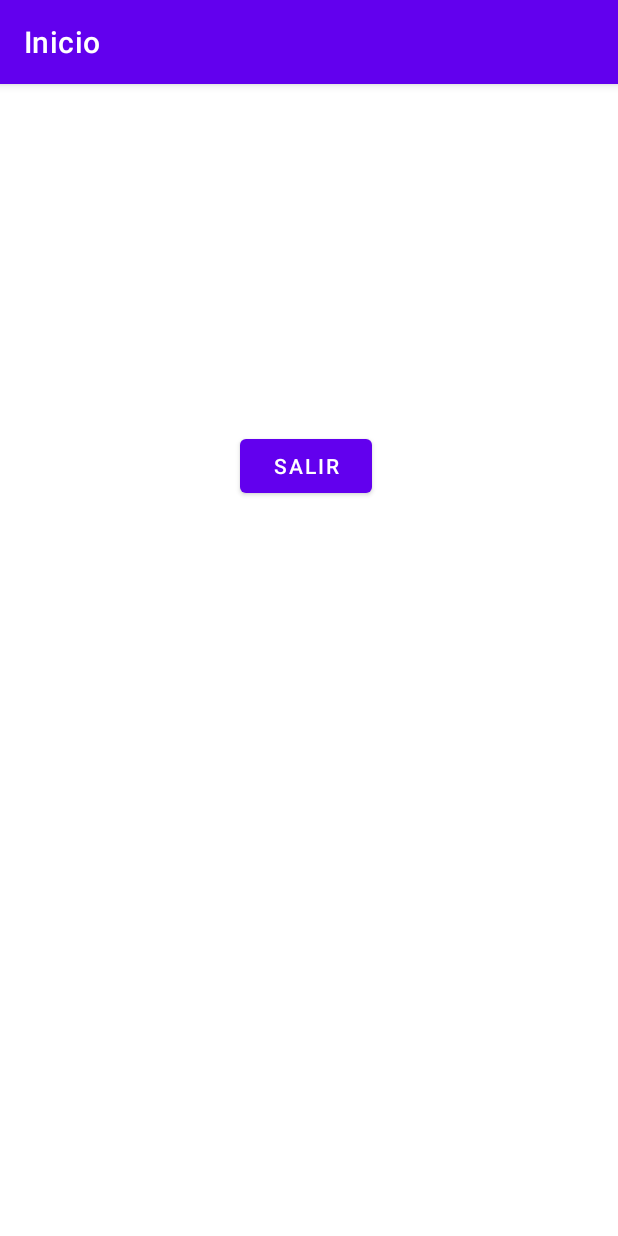
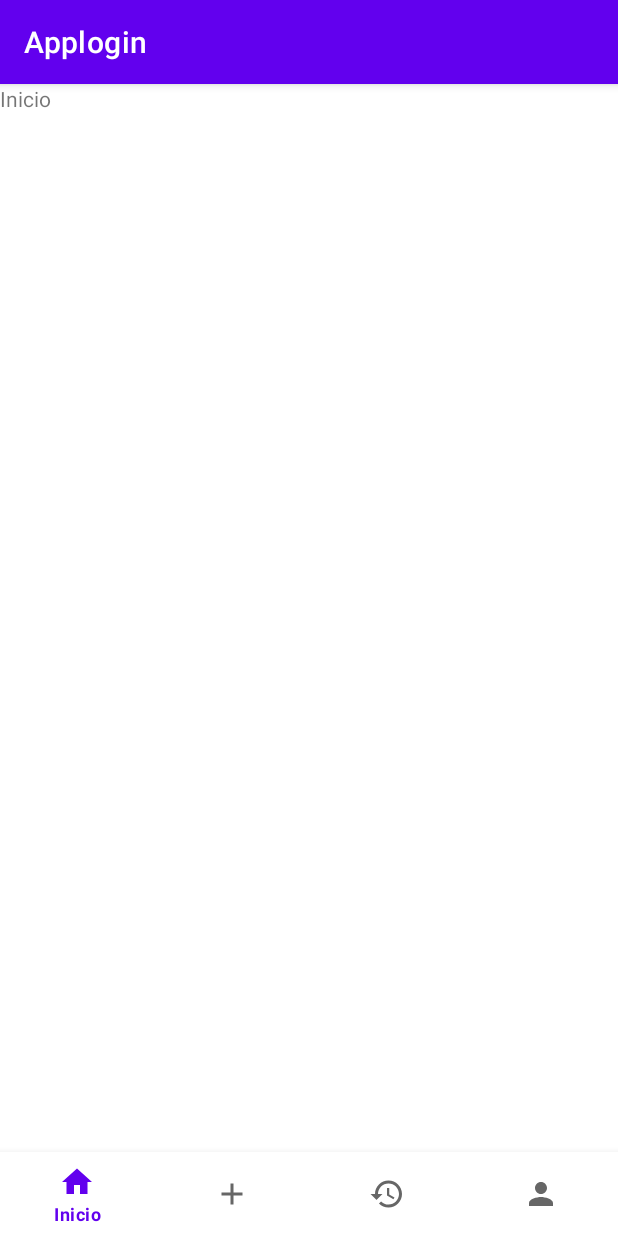
Before and after one commit to xdluisNN/Applogin2025, an Android app: the HomeActivity screen opened directly, with no data from a screen before it, on a phone screen of 412 x 824 dp. Run offline under Robolectric (Android 15) with nearby library versions, the phone set to English and light mode, and no system bars.

Commit message:
Agregue la barra de navegación
al 100%

```diff
--- a/app/build.gradle.kts
+++ b/app/build.gradle.kts
@@ -49,6 +49,6 @@ dependencies {
     implementation(platform("com.google.firebase:firebase-bom:33.12.0"))
     implementation("com.google.firebase:firebase-analytics")
     implementation("com.google.firebase:firebase-auth")
-    implementation ("com.google.android.material:material:1.9.0")
+    implementation ("com.google.android.material:material:1.11.0")
 
 }
--- a/app/src/main/java/com/luis/applogin/HomeActivity.kt
+++ b/app/src/main/java/com/luis/applogin/HomeActivity.kt
@@ -1,12 +1,9 @@
 package com.luis.applogin
 
-import android.app.AlertDialog
 import android.os.Bundle
-import android.widget.Button
-import android.widget.TextView
 import androidx.appcompat.app.AppCompatActivity
-import androidx.appcompat.app.AppCompatDelegate
-import com.google.firebase.auth.FirebaseAuth
+import androidx.fragment.app.Fragment
+import com.google.android.material.bottomnavigation.BottomNavigationView
 
 enum class ProviderType{
     BASIC
@@ -14,45 +11,44 @@ enum class ProviderType{
 
 class HomeActivity : AppCompatActivity() {
 
-    private lateinit var emailText2: TextView
-    private lateinit var proveedorText: TextView
-    private lateinit var salirButton: Button
+    private lateinit var email: String
+    private lateinit var provider: String
 
     override fun onCreate(savedInstanceState: Bundle?) {
-        AppCompatDelegate.setDefaultNightMode(AppCompatDelegate.MODE_NIGHT_NO)
-
         super.onCreate(savedInstanceState)
         setContentView(R.layout.activity_home)
 
-        // Conectar vistas con el layout
-        emailText2 = findViewById(R.id.emailText2)
-        proveedorText = findViewById(R.id.proveedorText)
-        salirButton = findViewById(R.id.salirButton)
+        email = intent.getStringExtra("email") ?: ""
+        provider = intent.getStringExtra("provider") ?: ""
 
-        val bundle: Bundle? = intent.extras
-        val email: String? = bundle?.getString("email")
-        val provider: String? = bundle?.getString("provider")
+        val bottomNav = findViewById<BottomNavigationView>(R.id.bottom_navigation)
 
-        setup(email ?: "", provider ?: "")
+        // Cargar fragmento por defecto
+        openFragment(InicioFragment())
+
+        bottomNav.setOnItemSelectedListener { menuItem ->
+            val fragment: Fragment = when (menuItem.itemId) {
+                R.id.nav_inicio -> InicioFragment()
+                R.id.nav_agregar -> AgregarFragment()
+                R.id.nav_historial -> HistorialFragment()
+                R.id.nav_perfil -> {
+                    val perfilFragment = PerfilFragment()
+                    perfilFragment.arguments = Bundle().apply {
+                        putString("email", email)
+                        putString("provider", provider)
+                    }
+                    perfilFragment
+                }
+                else -> InicioFragment()
+            }
+            openFragment(fragment)
+            true
+        }
     }
 
-    private fun setup(email: String, provider: String) {
-        title = "Inicio"
-        emailText2.text = email
-        proveedorText.text = provider
-
-        salirButton.setOnClickListener {
-            val builder = AlertDialog.Builder(this)
-            builder.setTitle("Confirmar salida")
-            builder.setMessage("¿Estás seguro de que deseas cerrar sesión?")
-            builder.setPositiveButton("Sí") { _, _ ->
-                FirebaseAuth.getInstance().signOut()
-                onBackPressed() // O puedes usar finish() si prefieres cerrar esta actividad
-            }
-            builder.setNegativeButton("No", null)
-
-            val dialog: AlertDialog = builder.create()
-            dialog.show()
-        }
+    private fun openFragment(fragment: Fragment) {
+        supportFragmentManager.beginTransaction()
+            .replace(R.id.fragment_container, fragment)
+            .commit()
     }
 }
--- /dev/null
+++ b/app/src/main/java/com/luis/applogin/InicioFragment.kt
@@ -0,0 +1,59 @@
+package com.luis.applogin
+
+import android.os.Bundle
+import androidx.fragment.app.Fragment
+import android.view.LayoutInflater
+import android.view.View
+import android.view.ViewGroup
+
+// TODO: Rename parameter arguments, choose names that match
+// the fragment initialization parameters, e.g. ARG_ITEM_NUMBER
+private const val ARG_PARAM1 = "param1"
+private const val ARG_PARAM2 = "param2"
+
+/**
+ * A simple [Fragment] subclass.
+ * Use the [InicioFragment.newInstance] factory method to
+ * create an instance of this fragment.
+ */
+class InicioFragment : Fragment() {
+    // TODO: Rename and change types of parameters
+    private var param1: String? = null
+    private var param2: String? = null
+
+    override fun onCreate(savedInstanceState: Bundle?) {
+        super.onCreate(savedInstanceState)
+        arguments?.let {
+            param1 = it.getString(ARG_PARAM1)
+            param2 = it.getString(ARG_PARAM2)
+        }
+    }
+
+    override fun onCreateView(
+        inflater: LayoutInflater, container: ViewGroup?,
+        savedInstanceState: Bundle?
+    ): View? {
+        // Inflate the layout for this fragment
+        return inflater.inflate(R.layout.fragment_inicio, container, false)
+    }
+
+    companion object {
+        /**
+         * Use this factory method to create a new instance of
+         * this fragment using the provided parameters.
+         *
+         * @param param1 Parameter 1.
+         * @param param2 Parameter 2.
+         * @return A new instance of fragment InicioFragment.
+         */
+        // TODO: Rename and change types and number of parameters
+        @JvmStatic
+        fun newInstance(param1: String, param2: String) =
+            InicioFragment().apply {
+                arguments = Bundle().apply {
+                    putString(ARG_PARAM1, param1)
+                    putString(ARG_PARAM2, param2)
+                }
+            }
+    }
+}
--- a/app/src/main/res/layout/activity_home.xml
+++ b/app/src/main/res/layout/activity_home.xml
@@ -1,45 +1,19 @@
-<?xml version="1.0" encoding="utf-8"?>
-<androidx.constraintlayout.widget.ConstraintLayout xmlns:android="http://schemas.android.com/apk/res/android"
+<!-- res/layout/activity_home.xml -->
+<LinearLayout xmlns:android="http://schemas.android.com/apk/res/android"
     xmlns:app="http://schemas.android.com/apk/res-auto"
-    xmlns:tools="http://schemas.android.com/tools"
-    android:id="@+id/main"
+    android:orientation="vertical"
     android:layout_width="match_parent"
-    android:layout_height="match_parent"
-    android:backgroundTint="#F20000"
-    tools:context=".HomeActivity">
+    android:layout_height="match_parent">
 
-    <TextView
-        android:id="@+id/emailText2"
-        android:layout_width="wrap_content"
+    <FrameLayout
+        android:id="@+id/fragment_container"
+        android:layout_width="match_parent"
+        android:layout_height="0dp"
+        android:layout_weight="1" />
+
+    <com.google.android.material.bottomnavigation.BottomNavigationView
+        android:id="@+id/bottom_navigation"
+        android:layout_width="match_parent"
         android:layout_height="wrap_content"
-        android:layout_marginTop="68dp"
-        android:text="Email"
-        android:textSize="20sp"
-        app:layout_constraintEnd_toEndOf="parent"
-        app:layout_constraintHorizontal_bias="0.498"
-        app:layout_constraintStart_toStartOf="parent"
-        app:layout_constraintTop_toTopOf="parent" />
-
-    <TextView
-        android:id="@+id/proveedorText"
-        android:layout_width="wrap_content"
-        android:layout_height="wrap_content"
-        android:layout_marginTop="56dp"
-        android:text="Proveedor"
-        android:textSize="20sp"
-        app:layout_constraintEnd_toEndOf="parent"
-        app:layout_constraintHorizontal_bias="0.498"
-        app:layout_constraintStart_toStartOf="parent"
-        app:layout_constraintTop_toBottomOf="@+id/emailText2" />
-
-    <Button
-        android:id="@+id/salirButton"
-        android:layout_width="wrap_content"
-        android:layout_height="wrap_content"
-        android:layout_marginTop="52dp"
-        android:text="Salir"
-        app:layout_constraintEnd_toEndOf="parent"
-        app:layout_constraintHorizontal_bias="0.493"
-        app:layout_constraintStart_toStartOf="parent"
-        app:layout_constraintTop_toBottomOf="@+id/proveedorText" />
-</androidx.constraintlayout.widget.ConstraintLayout>
+        app:menu="@menu/bottom_nav_menu" />
+</LinearLayout>
--- /dev/null
+++ b/app/src/main/res/layout/fragment_inicio.xml
@@ -0,0 +1,14 @@
+<?xml version="1.0" encoding="utf-8"?>
+<FrameLayout xmlns:android="http://schemas.android.com/apk/res/android"
+    xmlns:tools="http://schemas.android.com/tools"
+    android:layout_width="match_parent"
+    android:layout_height="match_parent"
+    tools:context=".InicioFragment">
+
+    <!-- TODO: Update blank fragment layout -->
+    <TextView
+        android:layout_width="match_parent"
+        android:layout_height="match_parent"
+        android:text="Inicio" />
+
+</FrameLayout>
--- a/app/src/main/res/values/strings.xml
+++ b/app/src/main/res/values/strings.xml
@@ -1,3 +1,5 @@
 <resources>
     <string name="app_name">Applogin</string>
+    <!-- TODO: Remove or change this placeholder text -->
+    <string name="hello_blank_fragment">Hello blank fragment</string>
 </resources>
```
Also changed, not shown: app/src/main/java/com/luis/applogin/AgregarFragment.kt (added, +59 -0 lines), app/src/main/java/com/luis/applogin/HistorialFragment.kt (added, +59 -0 lines), app/src/main/java/com/luis/applogin/PerfilFragment.kt (added, +59 -0 lines), app/src/main/res/layout/fragment_agregar.xml (added, +14 -0 lines), app/src/main/res/layout/fragment_historial.xml (added, +14 -0 lines), app/src/main/res/layout/fragment_perfil.xml (added, +30 -0 lines).
